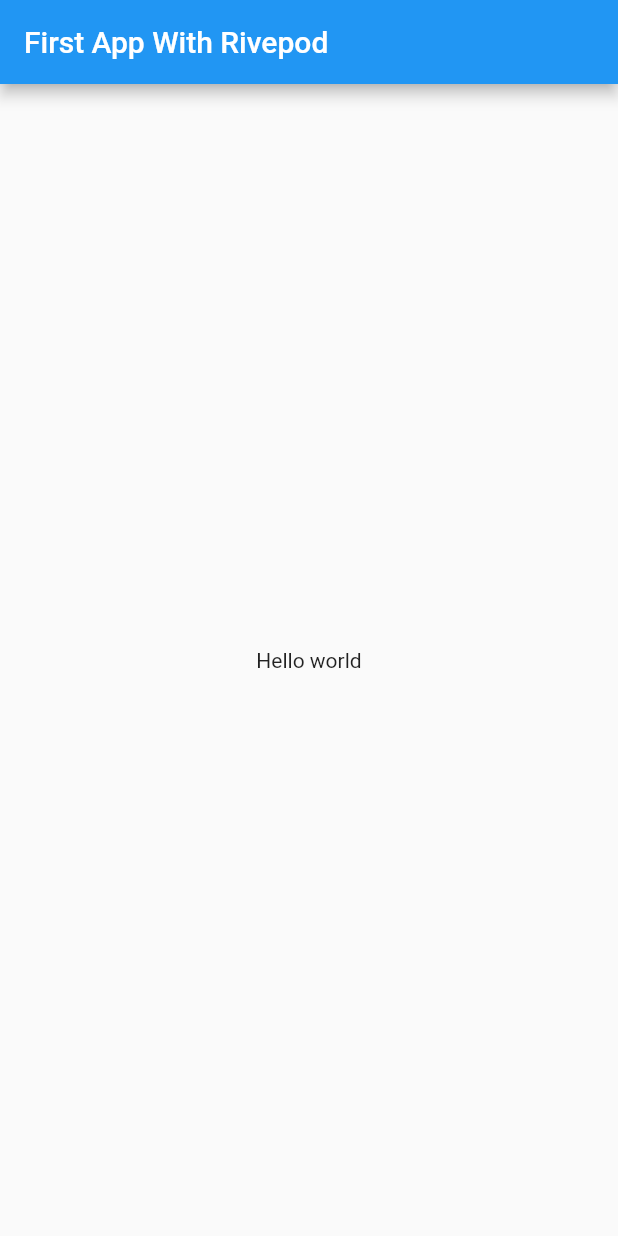
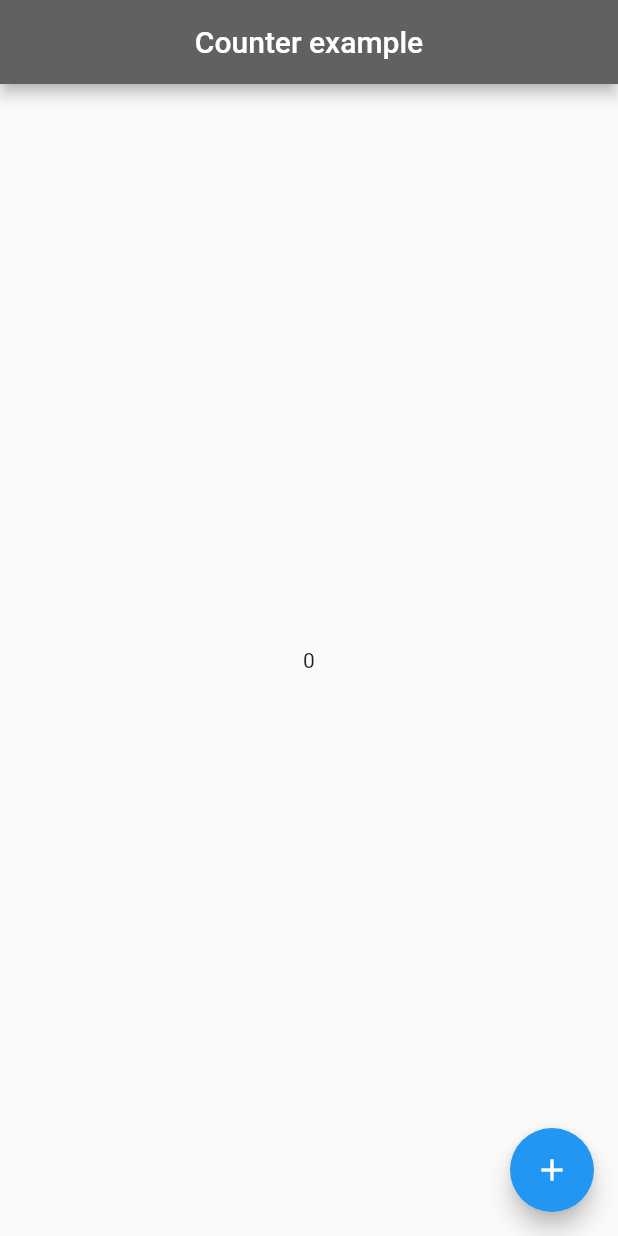
Before and after one commit to omar6260/Rivepod-learn, a Flutter app: the screen it shows after launch, on a phone screen of 412 x 824 dp. Run offline on Flutter 3.47's test engine with Material 2 defaults, Android fonts, the phone set to English and light mode, and no system bars; our stand-ins replace flutter_riverpod.

Commit message:
add to counter app

```diff
--- /dev/null
+++ b/lib/count.dart
@@ -0,0 +1,29 @@
+import 'package:flutter/material.dart';
+import 'package:flutter_riverpod/flutter_riverpod.dart';
+
+final counterProvider = StateProvider((ref) => 0);
+
+class Home extends ConsumerWidget {
+  @override
+  Widget build(BuildContext context, WidgetRef ref) {
+    return Scaffold(
+      appBar: AppBar(
+        title: const Text('Counter example'),
+        backgroundColor: Colors.grey[700],
+        centerTitle: true,
+      ),
+      body: Center(
+        child: Consumer(
+          builder: (context, ref, child) {
+            final count = ref.watch(counterProvider.state).state;
+            return Text('$count');
+          },
+        ),
+      ),
+      floatingActionButton: FloatingActionButton(
+        onPressed: () => ref.read(counterProvider.state).state++,
+        child: const Icon(Icons.add),
+      ),
+    );
+  }
+}
--- a/lib/main.dart
+++ b/lib/main.dart
@@ -1,37 +1,54 @@
 import 'package:flutter/material.dart';
 import 'package:flutter_riverpod/flutter_riverpod.dart';
-import 'package:riverpod_annotation/riverpod_annotation.dart';
 
-part 'main.g.dart';
+import 'count.dart';
+// import 'package:riverpod_annotation/riverpod_annotation.dart';
 
-@riverpod
-String helloWorld(HelloWorldRef ref) {
-  return 'Hello world';
+// part 'main.g.dart';
+
+// @riverpod
+// String helloWorld(HelloWorldRef ref) {
+//   return 'Hello world';
+// }
+
+// void main() {
+//   runApp(ProviderScope(child: MyApp()));
+// }
+
+// class MyApp extends ConsumerWidget {
+
+//   @override
+//   Widget build(BuildContext context, WidgetRef ref) {
+//     final String value = ref.watch(helloWorldProvider);
+
+//     return MaterialApp(
+//       home: Scaffold(
+//         appBar: AppBar(
+//           title: const Text('First App With Rivepod'),
+
+//         ),
+//         body: Center(
+//           child: Text(value),
+//         ),
+//       ),
+//     );
+//   }
+// }
+void main() {
+  runApp(
+    const ProviderScope(
+      child: MyApp(),
+    )
+  );
 }
 
-
-void main() {
-  runApp(ProviderScope(child: MyApp()));
-}
-
-
-class MyApp extends ConsumerWidget {
-
+class MyApp extends StatelessWidget {
+  const MyApp({super.key});
 
   @override
-  Widget build(BuildContext context, WidgetRef ref) {
-    final String value = ref.watch(helloWorldProvider);
-
+  Widget build(BuildContext context) {
     return MaterialApp(
-      home: Scaffold(
-        appBar: AppBar(
-          title: const Text('First App With Rivepod'),
-
-        ),
-        body: Center(
-          child: Text(value),
-        ),
-      ),
+      home: Home(),
     );
   }
 }
```
Also changed, not shown: lib/main.g.dart.
